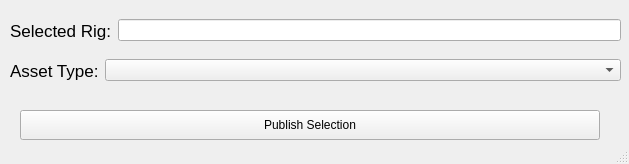
Before: the Qt Designer form aspenTools/python/source/aspen/blender/rigging/publish_rig/publishRig.ui in StudioAspen/Aspen-2025-2026, drawn with Qt 5.
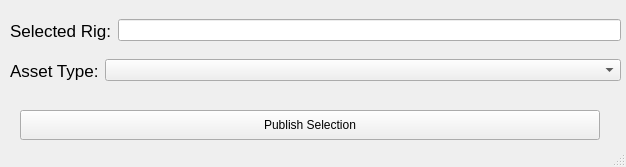
After: the same form once the commit is applied.

```diff
--- a/aspenTools/python/source/aspen/blender/rigging/publish_rig/publishRig.ui
+++ b/aspenTools/python/source/aspen/blender/rigging/publish_rig/publishRig.ui
@@ -6,8 +6,8 @@
    <rect>
     <x>0</x>
     <y>0</y>
-    <width>629</width>
-    <height>164</height>
+    <width>626</width>
+    <height>167</height>
    </rect>
   </property>
   <property name="windowTitle">
```
